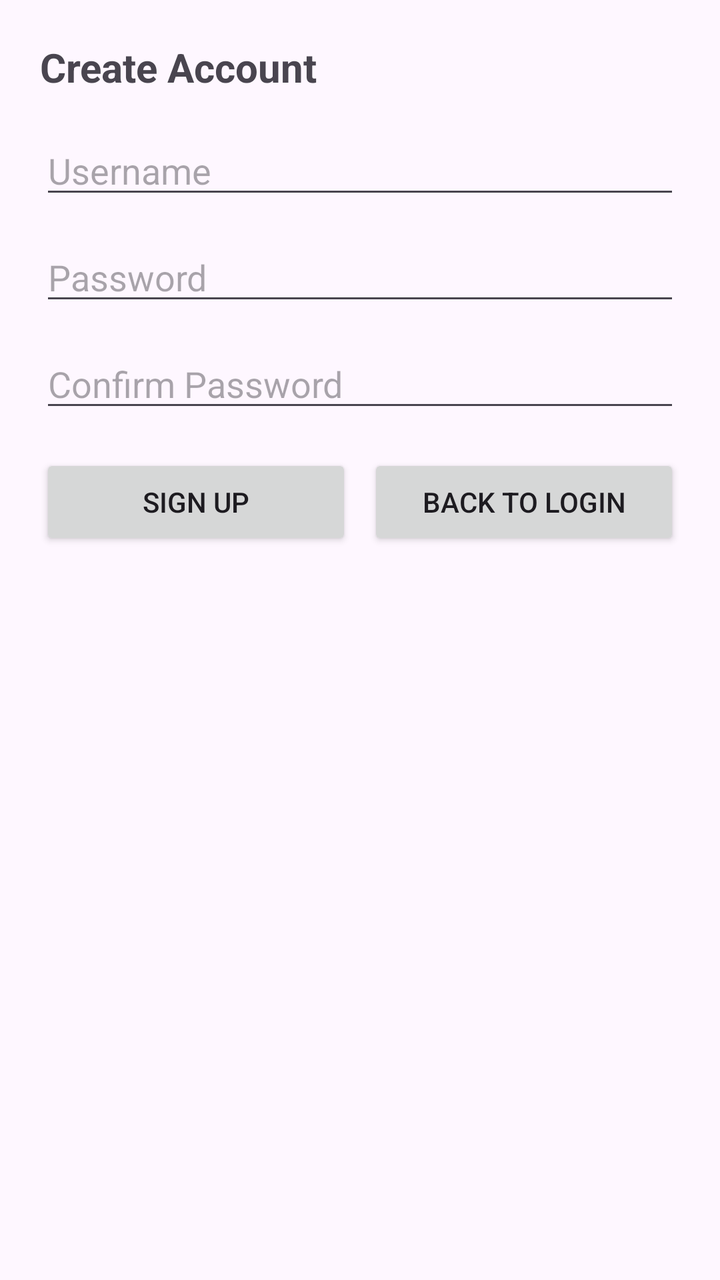
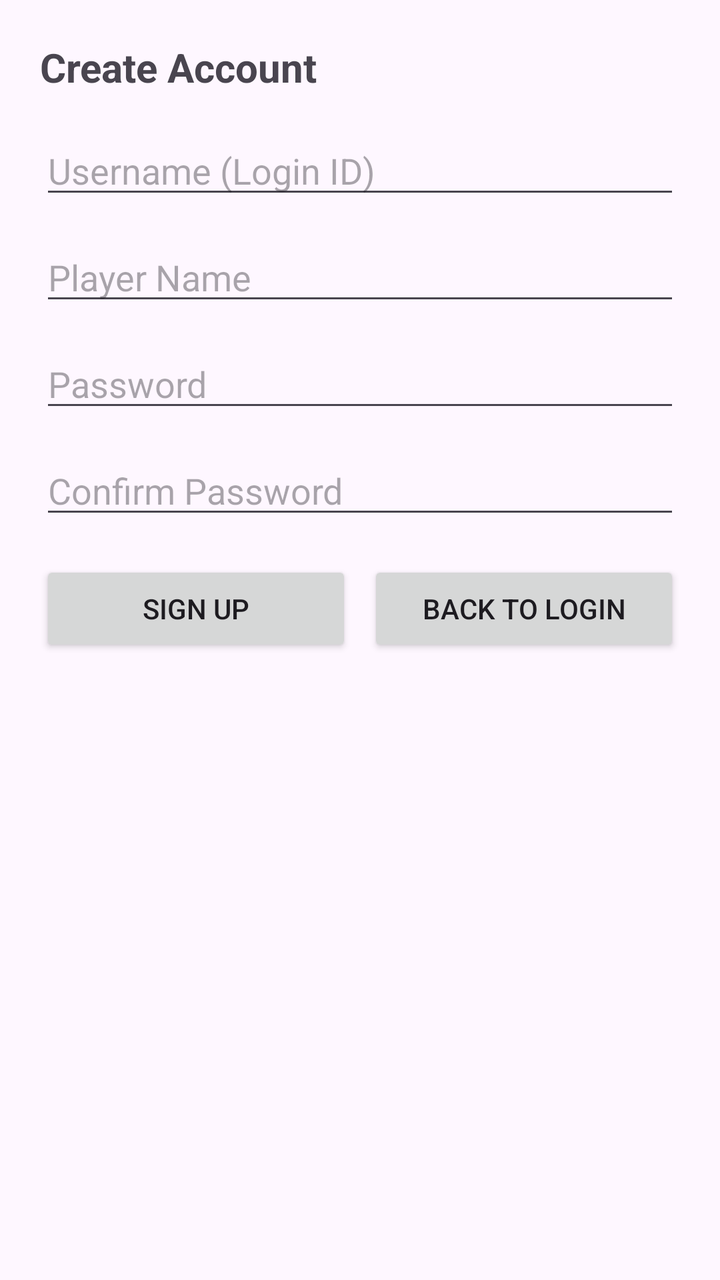

Screens rendered from an Android XML layout before and after an edit, with the pre-edit source and the edit as a unified diff.
<!-- AndroidManifest.xml: application theme Theme.NumberGuess -->
<!-- res/layout/signup_dialog.xml -->
<?xml version="1.0" encoding="utf-8"?>
<LinearLayout xmlns:android="http://schemas.android.com/apk/res/android"
    android:layout_width="match_parent"
    android:layout_height="match_parent"
    android:orientation="vertical"
    android:padding="20dp">

    <TextView
        android:layout_width="match_parent"
        android:layout_height="wrap_content"
        android:text="Create Account"
        android:textSize="20sp"
        android:textStyle="bold"
        android:layout_marginBottom="16dp" />

    <EditText
        android:id="@+id/et_signup_username"
        android:layout_width="match_parent"
        android:layout_height="wrap_content"
        android:hint="Username"
        android:inputType="textPersonName"
        android:maxLines="1"
        android:layout_marginBottom="12dp" />

    <EditText
        android:id="@+id/et_signup_password"
        android:layout_width="match_parent"
        android:layout_height="wrap_content"
        android:hint="Password"
        android:inputType="textPassword"
        android:maxLines="1"
        android:layout_marginBottom="12dp" />

    <EditText
        android:id="@+id/et_signup_confirm_password"
        android:layout_width="match_parent"
        android:layout_height="wrap_content"
        android:hint="Confirm Password"
        android:inputType="textPassword"
        android:maxLines="1"
        android:layout_marginBottom="16dp" />

    <LinearLayout
        android:layout_width="match_parent"
        android:layout_height="wrap_content"
        android:orientation="horizontal">

        <Button
            android:id="@+id/btn_signup_submit"
            android:layout_width="0dp"
            android:layout_height="wrap_content"
            android:layout_weight="1"
            android:layout_marginEnd="4dp"
            android:text="Sign Up" />

        <Button
            android:id="@+id/btn_signup_back"
            android:layout_width="0dp"
            android:layout_height="wrap_content"
            android:layout_weight="1"
            android:layout_marginStart="4dp"
            android:text="Back to Login" />

    </LinearLayout>

</LinearLayout>
<!-- resources referenced by this layout -->
<resources>
  <style name="Theme.NumberGuess" parent="Base.Theme.NumberGuess" />
  <style name="Base.Theme.NumberGuess" parent="Theme.Material3.DayNight.NoActionBar">
          
          
      </style>
</resources>

<!-- the commit's change to res/layout/signup_dialog.xml (unified diff, before → after) -->
@@ -17,7 +17,16 @@
         android:id="@+id/et_signup_username"
         android:layout_width="match_parent"
         android:layout_height="wrap_content"
-        android:hint="Username"
+        android:hint="Username (Login ID)"
+        android:inputType="textPersonName"
+        android:maxLines="1"
+        android:layout_marginBottom="12dp" />
+
+    <EditText
+        android:id="@+id/et_signup_name"
+        android:layout_width="match_parent"
+        android:layout_height="wrap_content"
+        android:hint="Player Name"
         android:inputType="textPersonName"
         android:maxLines="1"
         android:layout_marginBottom="12dp" />
